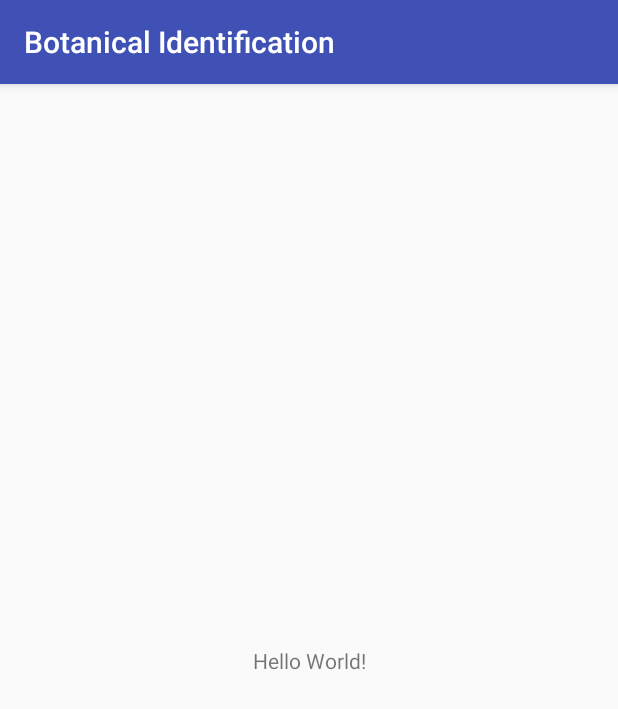
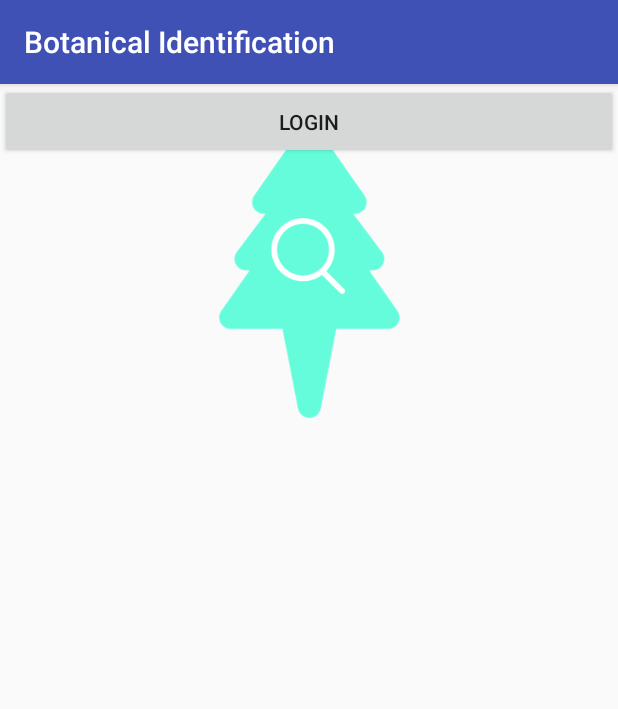
Before and after one commit to bintangsofyan/BotanicalIdentification, an Android app: the screen it shows after launch (MainActivity), on a phone screen of 412 x 824 dp. Shown: the top 709 px of the screen. Run offline under Robolectric (Android 15) with nearby library versions, the phone set to English and light mode, and no system bars.

Commit message:
add logo icon update activity_main code -add image -add button

```diff
--- a/app/src/main/res/layout/activity_main.xml
+++ b/app/src/main/res/layout/activity_main.xml
@@ -6,13 +6,19 @@
     android:layout_height="match_parent"
     tools:context="com.bintangsofyan.botanicalidentification.MainActivity">
 
-    <TextView
-        android:layout_width="wrap_content"
-        android:layout_height="wrap_content"
-        android:text="Hello World!"
-        app:layout_constraintBottom_toBottomOf="parent"
-        app:layout_constraintLeft_toLeftOf="parent"
-        app:layout_constraintRight_toRightOf="parent"
-        app:layout_constraintTop_toTopOf="parent" />
+    <ImageView
+        android:id="@+id/imageView"
+        android:layout_width="match_parent"
+        android:layout_height="250dp"
+        app:srcCompat="@drawable/logo"
+        tools:layout_editor_absoluteX="0dp"
+        tools:layout_editor_absoluteY="0dp" />
 
+    <Button
+        android:id="@+id/button"
+        android:layout_width="match_parent"
+        android:layout_height="50dp"
+        android:text="LOGIN"
+        tools:layout_editor_absoluteX="0dp"
+        tools:layout_editor_absoluteY="460dp" />
 </android.support.constraint.ConstraintLayout>
```
Also changed, not shown: app/src/main/res/drawable/logo.png (added), app/src/main/res/drawable/logo2.png (added).
